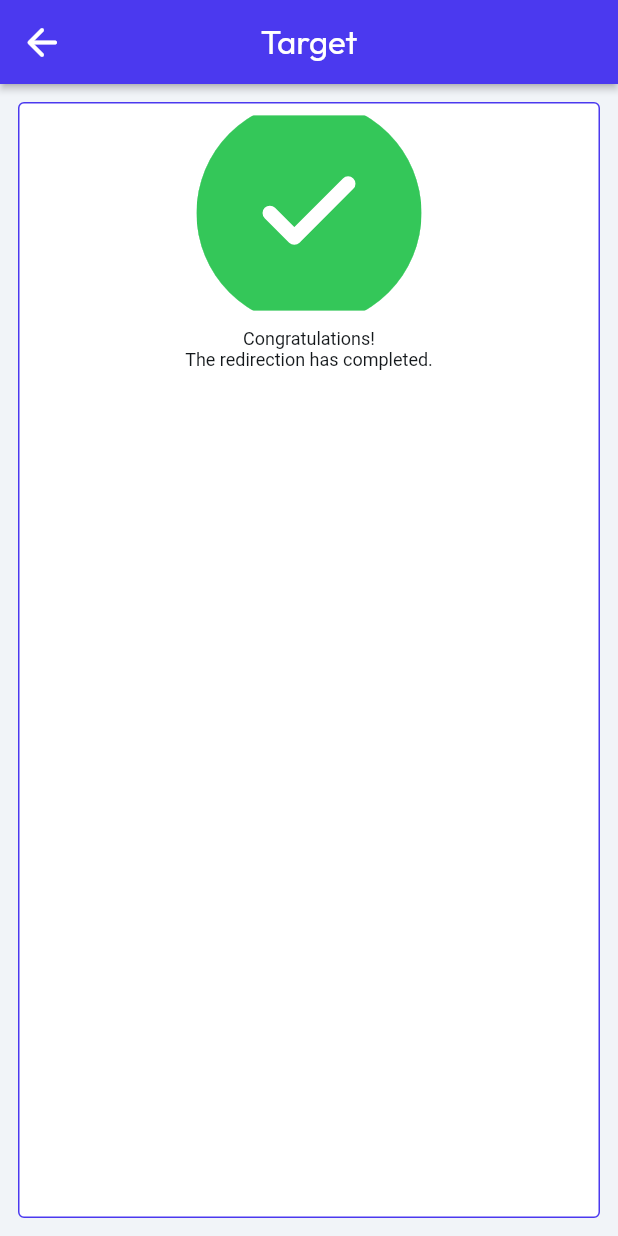
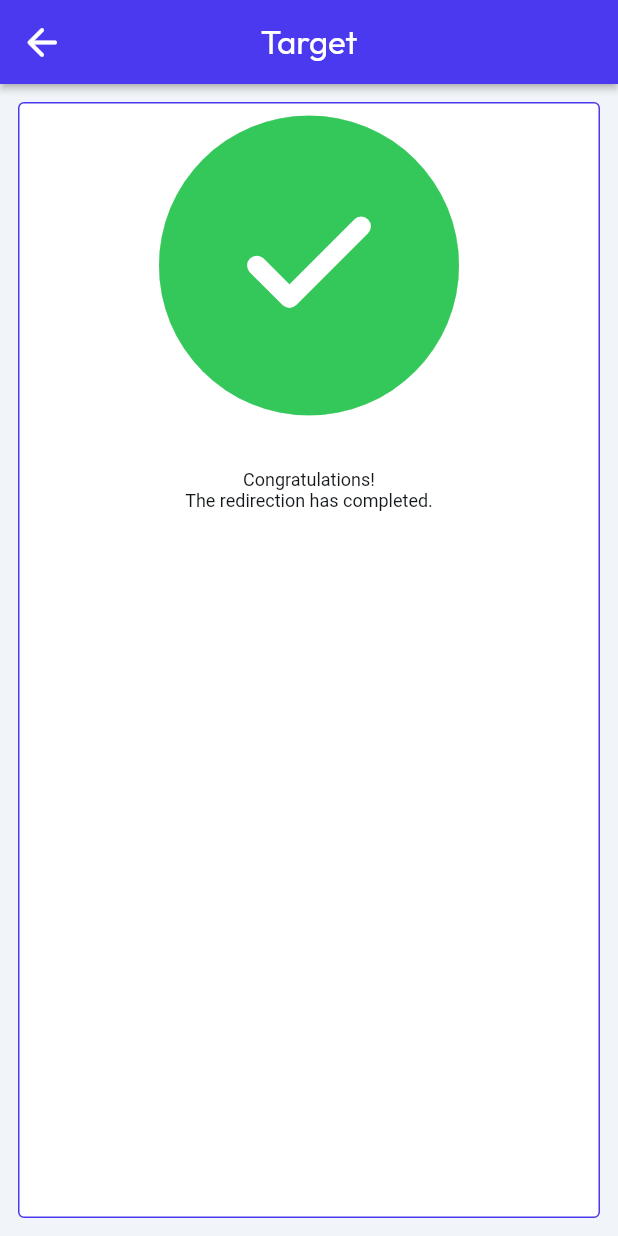
Before and after one commit to harshtonde/super-dash-app-redirection, a Flutter app: the TargetPageWidget screen opened by its route, on a phone screen of 412 x 824 dp. Run offline on Flutter 3.47's test engine with Material 2 defaults, Android fonts, the phone set to English and light mode, and no system bars; our stand-ins replace auto_size_text, font_awesome_flutter, from_css_color, go_router, google_fonts, lottie and 3 more; missing offline and left inert: json_path, webviewx_plus; accounts and stored records are empty; Roboto replaces fonts that are missing (Readex Pro).

Commit message:
fixed target page

```diff
--- a/lib/pages/target_page/target_page_widget.dart
+++ b/lib/pages/target_page/target_page_widget.dart
@@ -95,17 +95,20 @@ class _TargetPageWidgetState extends State<TargetPageWidget> {
                         children: [
                           Lottie.asset(
                             'assets/lottie_animations/animation_lmm8gmat.json',
-                            width: 150.0,
-                            height: 130.0,
-                            fit: BoxFit.cover,
+                            height: 200.0,
+                            fit: BoxFit.contain,
                             frameRate: FrameRate(60.0),
                             repeat: false,
                             animate: true,
                           ),
-                          Text(
-                            'Congratulations!\nThe redirection has completed.',
-                            textAlign: TextAlign.center,
-                            style: FlutterFlowTheme.of(context).bodyMedium,
+                          Padding(
+                            padding: EdgeInsetsDirectional.fromSTEB(
+                                0.0, 24.0, 0.0, 0.0),
+                            child: Text(
+                              'Congratulations!\nThe redirection has completed.',
+                              textAlign: TextAlign.center,
+                              style: FlutterFlowTheme.of(context).bodyMedium,
+                            ),
                           ),
                         ].divide(SizedBox(height: 12.0)),
                       ),
```
